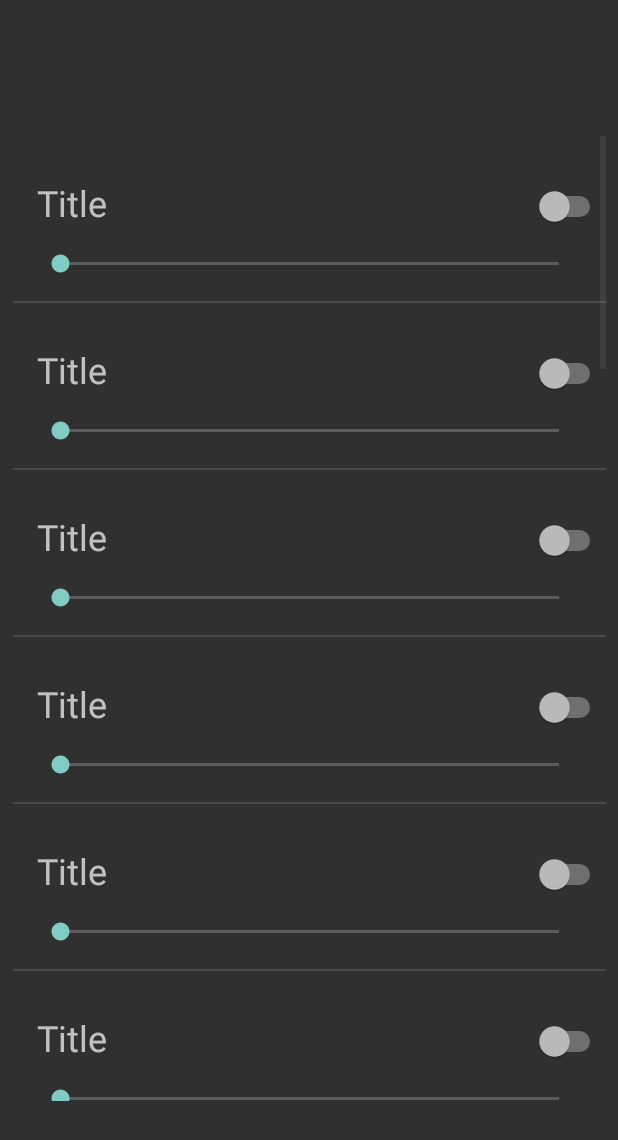
After one commit to adambujak/HexLight, an Android app: the animations screen opened directly, with no data from a screen before it, on a phone screen of 412 x 824 dp. The commit adds this screen. Shown: the top 1140 px of the screen. Run offline under Robolectric (Android 15) with nearby library versions, the phone set to English and light mode, and no system bars; network calls fail.

Commit message:
adding animations

```diff
--- a/App/light/app/src/main/AndroidManifest.xml
+++ b/App/light/app/src/main/AndroidManifest.xml
@@ -1,6 +1,8 @@
 <?xml version="1.0" encoding="utf-8"?>
 <manifest xmlns:android="http://schemas.android.com/apk/res/android"
     package="com.limbwal.light">
+
+    <uses-permission android:name="android.permission.INTERNET" />
 
     <application
         android:allowBackup="true"
@@ -18,7 +20,7 @@
                 <category android:name="android.intent.category.LAUNCHER" />
             </intent-filter>
         </activity>
+        <activity android:name=".animations"></activity>
+    </application>
 
-    </application>
-    <uses-permission android:name="android.permission.INTERNET" />
 </manifest>
--- a/App/light/app/src/main/java/com/limbwal/light/MainActivity.java
+++ b/App/light/app/src/main/java/com/limbwal/light/MainActivity.java
@@ -63,6 +63,8 @@ public class MainActivity extends AppCompatActivity {
     int[] hexagonModifierArray = {5,6,0,1,3,2,4};  //this is for setting the correct led on the actual thing.
 
 
+    Button ani;
+
     private final IntentFilter intentFilter = new IntentFilter();
     @Override
     protected void onCreate(Bundle savedInstanceState) {
@@ -110,6 +112,17 @@ public class MainActivity extends AppCompatActivity {
         window.setStatusBarColor(ContextCompat.getColor(this,R.color.colorPrimaryDark));
 
         textView = findViewById(R.id.textView);
+
+        Button ani = findViewById(R.id.ani);
+        ani.setOnClickListener(new View.OnClickListener() {
+            @Override
+            public void onClick(View view) {
+                Intent myIntent = new Intent(MainActivity.this, animations.class);
+                //myIntent.putExtra("key", value); //Optional parameters
+                MainActivity.this.startActivity(myIntent);
+            }
+        });
+
         brightnessBar = findViewById(R.id.brightnessBar);
         brightnessBar.getProgressDrawable().setColorFilter(Color.rgb(0, 192, 255), PorterDuff.Mode.SRC_IN);
         brightnessBar.getThumb().setColorFilter(Color.rgb(0, 192, 255), PorterDuff.Mode.SRC_IN);
--- /dev/null
+++ b/App/light/app/src/main/java/com/limbwal/light/animations.java
@@ -0,0 +1,85 @@
+package com.limbwal.light;
+
+import android.content.Context;
+import android.support.annotation.NonNull;
+import android.support.annotation.Nullable;
+import android.support.v7.app.AppCompatActivity;
+import android.os.Bundle;
+import android.text.Layout;
+import android.transition.Slide;
+import android.view.LayoutInflater;
+import android.view.MotionEvent;
+import android.view.View;
+import android.view.ViewGroup;
+import android.widget.ArrayAdapter;
+import android.widget.CompoundButton;
+import android.widget.ListView;
+import android.widget.SeekBar;
+import android.widget.Switch;
+import android.widget.TextView;
+import android.widget.Toast;
+
+import java.util.ArrayList;
+import java.util.List;
+
+public class animations extends AppCompatActivity {
+    private ArrayList data = new ArrayList();
+
+    @Override
+    protected void onCreate(Bundle savedInstanceState) {
+        super.onCreate(savedInstanceState);
+        setContentView(R.layout.activity_animations);
+        ListView lv = findViewById(R.id.listview);
+        generateData();
+        lv.setAdapter(new animationsListAdapter(this, R.layout.animations_listview_items, data));
+
+    }
+    private void generateData() {
+        for (int i = 0; i < 24; i++) {
+            data.add("asdf"+i);
+        }
+    }
+    private class animationsListAdapter extends ArrayAdapter<String> {
+        private int layout;
+        public animationsListAdapter(@NonNull Context context, int resource, @NonNull List<String> objects) {
+            super(context, resource, objects);
+            layout = resource;
+        }
+
+        @NonNull
+        @Override
+        public View getView(int position, @Nullable View convertView, @NonNull ViewGroup parent) {
+            ViewHolder mainViewHolder = null;
+            if (convertView == null) {
+                LayoutInflater inflater = LayoutInflater.from(getContext());
+                convertView = inflater.inflate(layout, parent, false);
+                ViewHolder viewHolder = new ViewHolder();
+                viewHolder.listSwitch = convertView.findViewById(R.id.list_item_switch);
+                viewHolder.listTitle = convertView.findViewById(R.id.list_item_title);
+                viewHolder.listSlider = convertView.findViewById(R.id.list_item_slider);
+                viewHolder.listSwitch.setOnCheckedChangeListener(new CompoundButton.OnCheckedChangeListener() {
+                    @Override
+                    public void onCheckedChanged(CompoundButton compoundButton, boolean b) {
+                        if (b) {
+                            Toast.makeText(getContext(), "Checked", Toast.LENGTH_SHORT).show();
+                        }
+                        else {
+                            Toast.makeText(getContext(), "unChecked", Toast.LENGTH_SHORT).show();
+                        }
+                    }
+                });
+                convertView.setTag(viewHolder);
+            }
+            else {
+                mainViewHolder = (ViewHolder) convertView.getTag();
+                mainViewHolder.listTitle.setText(getItem(position));
+            }
+            return convertView;
+        }
+    }
+    public class ViewHolder {
+        Switch listSwitch;
+        TextView listTitle;
+        SeekBar listSlider;
+    }
+}
--- /dev/null
+++ b/App/light/app/src/main/res/layout/activity_animations.xml
@@ -0,0 +1,23 @@
+<?xml version="1.0" encoding="utf-8"?>
+<android.support.constraint.ConstraintLayout xmlns:android="http://schemas.android.com/apk/res/android"
+    xmlns:app="http://schemas.android.com/apk/res-auto"
+    xmlns:tools="http://schemas.android.com/tools"
+    android:layout_width="match_parent"
+    android:layout_height="match_parent"
+    tools:context=".animations">
+
+
+    <ListView
+        android:id="@+id/listview"
+        android:layout_width="395dp"
+        android:layout_height="643dp"
+        android:layout_marginStart="8dp"
+        android:layout_marginTop="8dp"
+        android:layout_marginEnd="8dp"
+        android:layout_marginBottom="8dp"
+        android:descendantFocusability="blocksDescendants"
+        app:layout_constraintBottom_toBottomOf="parent"
+        app:layout_constraintEnd_toEndOf="parent"
+        app:layout_constraintStart_toStartOf="parent"
+        app:layout_constraintTop_toTopOf="parent" />
+</android.support.constraint.ConstraintLayout>
--- a/App/light/app/src/main/res/layout/activity_main.xml
+++ b/App/light/app/src/main/res/layout/activity_main.xml
@@ -114,5 +114,14 @@
         android:layout_centerHorizontal="true"
         android:layout_marginBottom="25dp" />
 
+    <Button
+        android:id="@+id/ani"
+        android:layout_width="wrap_content"
+        android:layout_height="wrap_content"
+        android:layout_alignStart="@+id/hexView1"
+        android:layout_alignParentBottom="true"
+        android:layout_marginBottom="164dp"
+        android:text="ani" />
+
 
 </RelativeLayout>
--- /dev/null
+++ b/App/light/app/src/main/res/layout/animations_listview_items.xml
@@ -0,0 +1,41 @@
+<?xml version="1.0" encoding="utf-8"?>
+<android.support.constraint.ConstraintLayout xmlns:android="http://schemas.android.com/apk/res/android"
+    xmlns:app="http://schemas.android.com/apk/res-auto"
+    xmlns:tools="http://schemas.android.com/tools"
+    android:layout_width="match_parent"
+    android:layout_height="110sp"
+    tools:context=".animations">
+
+    <Switch
+        android:id="@+id/list_item_switch"
+        android:layout_width="wrap_content"
+        android:layout_height="wrap_content"
+        app:layout_constraintBottom_toBottomOf="@id/list_item_title"
+        app:layout_constraintEnd_toEndOf="parent"
+        tools:layout_editor_absoluteX="365dp"
+        tools:layout_editor_absoluteY="29dp" />
+
+    <TextView
+        android:id="@+id/list_item_title"
+        android:layout_width="wrap_content"
+        android:layout_height="wrap_content"
+        android:layout_marginStart="16dp"
+        android:layout_marginTop="28dp"
+        android:text="Title"
+        android:textSize="24sp"
+        app:layout_constraintStart_toStartOf="parent"
+        app:layout_constraintTop_toTopOf="parent" />
+
+    <SeekBar
+        android:id="@+id/list_item_slider"
+        android:layout_width="0dp"
+        android:layout_height="wrap_content"
+        android:layout_marginStart="15dp"
+        android:layout_marginEnd="15dp"
+        android:paddingTop="15sp"
+        app:layout_constraintEnd_toEndOf="parent"
+        app:layout_constraintHorizontal_bias="1.0"
+        app:layout_constraintStart_toStartOf="parent"
+        app:layout_constraintTop_toBottomOf="@id/list_item_title"
+        tools:layout_editor_absoluteY="75dp" />
+</android.support.constraint.ConstraintLayout>
```
